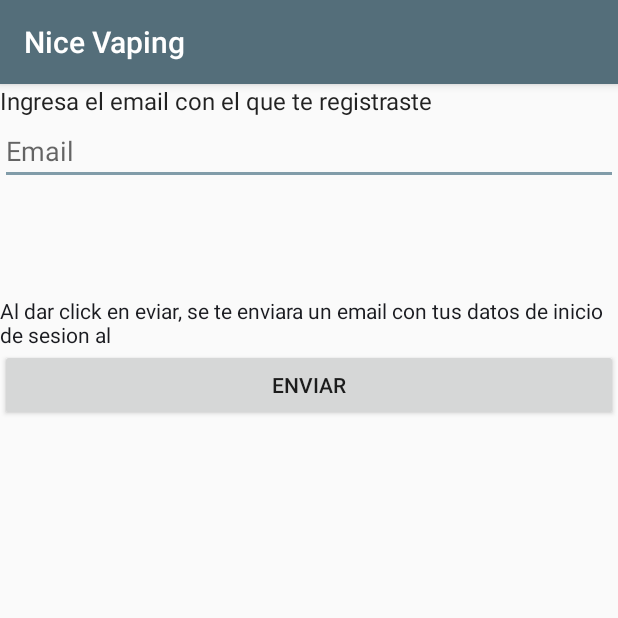
After one commit to cesaralx/Horus_v3.5, an Android app: the ForgetPassword screen opened directly, with no data from a screen before it, on a phone screen of 412 x 824 dp, the top half of it. The commit adds this screen. Run offline under Robolectric (Android 15) with nearby library versions, the phone set to English and light mode, and no system bars; libraries missing offline, so code that uses them is left out: javax.mail.

Commit message:
se crea ventana para recuperar contrasena se agrega funcionalidad de mandar email con el usuario y la contrasena y se crea ventanapara mostra la informacion del usuario logeado

```diff
--- a/app/build.gradle
+++ b/app/build.gradle
@@ -28,4 +28,7 @@ dependencies {
     androidTestImplementation 'com.android.support.test:runner:1.0.1'
     androidTestImplementation 'com.android.support.test.espresso:espresso-core:3.0.1'
     implementation files('libs/jtds-1.2.7.jar')
+    implementation files('libs/activation.jar')
+    implementation files('libs/additionnal.jar')
+    implementation files('libs/mail.jar')
 }
--- a/app/src/main/AndroidManifest.xml
+++ b/app/src/main/AndroidManifest.xml
@@ -31,7 +31,8 @@
             android:name=".MainMenu"
             android:label="@string/title_activity_main_menu"
             android:theme="@style/AppTheme.NoActionBar" />
-        <activity android:name=".NewAccount"></activity>
+        <activity android:name=".NewAccount" />
+        <activity android:name=".ForgetPassword"></activity>
     </application>
 
 </manifest>
--- /dev/null
+++ b/app/src/main/java/com/example/alexi/horus_v35/ConfigEmail.java
@@ -0,0 +1,6 @@
+package com.example.alexi.horus_v35;
+
+public class ConfigEmail {
+    public static final String EMAIL ="alex.ibarra.roque";
+    public static final String PASSWORD ="cztetwuresgswnmd";
+}
--- a/app/src/main/java/com/example/alexi/horus_v35/MainMenu.java
+++ b/app/src/main/java/com/example/alexi/horus_v35/MainMenu.java
@@ -23,7 +23,8 @@ import android.view.MenuItem;
 
 public class MainMenu extends AppCompatActivity
         implements
-        NavigationView.OnNavigationItemSelectedListener, Bluethoot.OnFragmentInteractionListener  {
+        NavigationView.OnNavigationItemSelectedListener, Bluethoot.OnFragmentInteractionListener,
+Myinfo.OnFragmentInteractionListener{
 
 
 
@@ -97,6 +98,8 @@ public class MainMenu extends AppCompatActivity
         Fragment fragment = null;
 
         if (id == R.id.nav_camera) {
+            fragment = new Myinfo();
+            fragmentTransaction = true;
 
         } else if (id == R.id.nav_gallery) {
             fragment = new Bluethoot();
--- /dev/null
+++ b/app/src/main/res/layout/activity_forget_password.xml
@@ -0,0 +1,43 @@
+<?xml version="1.0" encoding="utf-8"?>
+<LinearLayout xmlns:android="http://schemas.android.com/apk/res/android"
+    xmlns:app="http://schemas.android.com/apk/res-auto"
+    xmlns:tools="http://schemas.android.com/tools"
+    android:layout_width="match_parent"
+    android:layout_height="match_parent"
+    android:orientation="vertical"
+    tools:context=".ForgetPassword">
+
+    <TextView
+        android:layout_width="wrap_content"
+        android:layout_height="wrap_content"
+        android:text="Ingresa el email con el que te registraste"
+        android:textAppearance="@android:style/TextAppearance.Material.Menu" />
+
+    <EditText
+        android:id="@+id/editTextEmail"
+        android:layout_width="match_parent"
+        android:layout_height="wrap_content"
+        android:ems="10"
+        android:hint="Email"
+        android:inputType="textEmailAddress" />
+
+
+    <Space
+        android:layout_width="match_parent"
+        android:layout_height="74dp" />
+
+    <TextView
+        android:id="@+id/textView2"
+        android:layout_width="match_parent"
+        android:layout_height="wrap_content"
+        android:text="Al dar click en eviar, se te enviara un email con tus datos de inicio de sesion al"
+        android:textAppearance="@android:style/TextAppearance.Material.Notification" />
+
+    <Button
+        android:id="@+id/buttonSend"
+        style="@android:style/Widget.Material.Button.Small"
+        android:layout_width="match_parent"
+        android:layout_height="wrap_content"
+        android:text="Enviar" />
+
+</LinearLayout>
--- a/app/src/main/res/values/colors.xml
+++ b/app/src/main/res/values/colors.xml
@@ -1,6 +1,6 @@
 <?xml version="1.0" encoding="utf-8"?>
 <resources>
-    <color name="colorPrimary">#3F51B5</color>
-    <color name="colorPrimaryDark">#303F9F</color>
-    <color name="colorAccent">#FF4081</color>
+    <color name="colorPrimary">#546e7a</color>
+    <color name="colorPrimaryDark">#29434e</color>
+    <color name="colorAccent">#819ca9</color>
 </resources>
--- a/app/src/main/res/values/strings.xml
+++ b/app/src/main/res/values/strings.xml
@@ -7,6 +7,7 @@
     <string name="prompt_password">Contrasena</string>
     <string name="action_sign_in">Inicia sesion</string>
     <string name="action_na">Crear cuenta</string>
+    <string name="action_olvido">Olvido su contrasena?</string>
     <string name="action_sign_in_short">Inicia sesion</string>
     <string name="error_invalid_email">Este email no es valido</string>
     <string name="error_invalid_password">Esta contrasena es muy corta</string>
```
Also changed, not shown: app/src/main/java/com/example/alexi/horus_v35/ForgetPassword.java (added, +172 -0 lines), app/src/main/java/com/example/alexi/horus_v35/MainActivity.java (+61 -2 lines), app/src/main/java/com/example/alexi/horus_v35/SendMail.java (added, +108 -0 lines), app/src/main/res/layout/activity_main.xml (+13 -0 lines).
